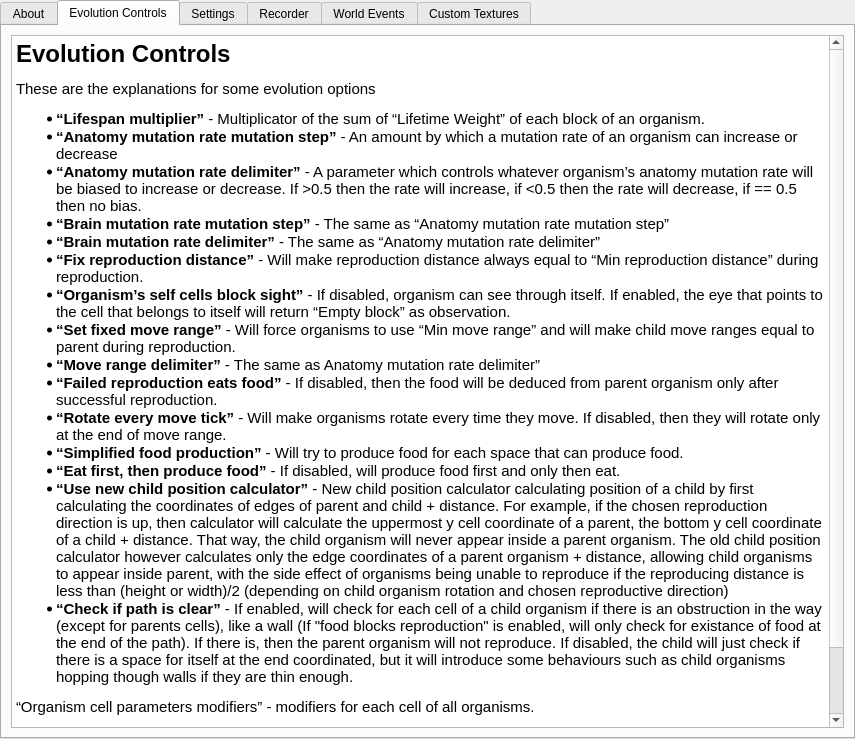
This is Source/UiFiles/info.ui in SuperSpaceEye/LifeEngineExtended as Qt 5 draws it before an edit. The edited form follows.
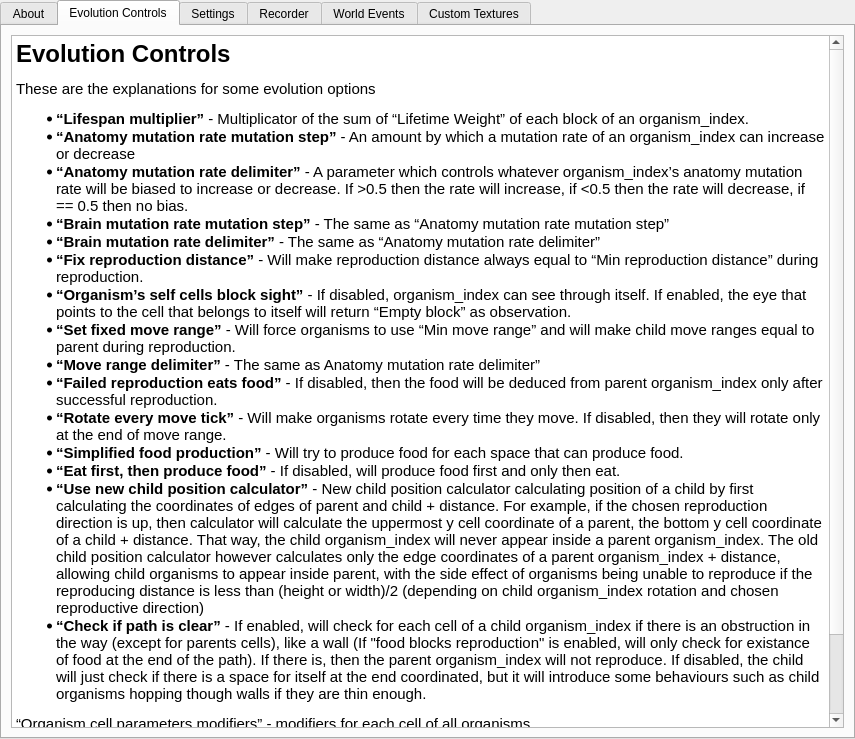
This is the edited form. The open tabs and pages were chosen to show the change.

The edit to the form file:
```diff
--- a/Source/UiFiles/info.ui
+++ b/Source/UiFiles/info.ui
@@ -106,24 +106,24 @@
 &lt;/style&gt;&lt;/head&gt;&lt;body style=&quot; font-family:'Ubuntu'; font-size:11pt; font-weight:400; font-style:normal;&quot;&gt;
 &lt;h1 style=&quot; margin-top:18px; margin-bottom:12px; margin-left:0px; margin-right:0px; -qt-block-indent:0; text-indent:0px;&quot;&gt;&lt;a name=&quot;Evolution_Controls_0&quot;&gt;&lt;/a&gt;&lt;span style=&quot; font-size:xx-large; font-weight:600;&quot;&gt;E&lt;/span&gt;&lt;span style=&quot; font-size:xx-large; font-weight:600;&quot;&gt;volution Controls&lt;/span&gt;&lt;/h1&gt;
 &lt;p style=&quot; margin-top:12px; margin-bottom:12px; margin-left:0px; margin-right:0px; -qt-block-indent:0; text-indent:0px;&quot;&gt;These are the explanations for some evolution options&lt;/p&gt;
-&lt;ul style=&quot;margin-top: 0px; margin-bottom: 0px; margin-left: 0px; margin-right: 0px; -qt-list-indent: 1;&quot;&gt;&lt;li style=&quot; margin-top:12px; margin-bottom:0px; margin-left:0px; margin-right:0px; -qt-block-indent:0; text-indent:0px;&quot;&gt;&lt;span style=&quot; font-weight:600;&quot;&gt;“Lifespan multiplier”&lt;/span&gt; - Multiplicator of the sum of “Lifetime Weight” of each block of an organism.&lt;/li&gt;
-&lt;li style=&quot; margin-top:0px; margin-bottom:0px; margin-left:0px; margin-right:0px; -qt-block-indent:0; text-indent:0px;&quot;&gt;&lt;span style=&quot; font-weight:600;&quot;&gt;“Anatomy mutation rate mutation step”&lt;/span&gt; - An amount by which a mutation rate of an organism can increase or decrease&lt;/li&gt;
-&lt;li style=&quot; margin-top:0px; margin-bottom:0px; margin-left:0px; margin-right:0px; -qt-block-indent:0; text-indent:0px;&quot;&gt;&lt;span style=&quot; font-weight:600;&quot;&gt;“Anatomy mutation rate delimiter”&lt;/span&gt; - A parameter which controls whatever organism’s anatomy mutation rate will be biased to increase or decrease. If &amp;gt;0.5 then the rate will increase, if &amp;lt;0.5 then the rate will decrease, if == 0.5 then no bias.&lt;/li&gt;
+&lt;ul style=&quot;margin-top: 0px; margin-bottom: 0px; margin-left: 0px; margin-right: 0px; -qt-list-indent: 1;&quot;&gt;&lt;li style=&quot; margin-top:12px; margin-bottom:0px; margin-left:0px; margin-right:0px; -qt-block-indent:0; text-indent:0px;&quot;&gt;&lt;span style=&quot; font-weight:600;&quot;&gt;“Lifespan multiplier”&lt;/span&gt; - Multiplicator of the sum of “Lifetime Weight” of each block of an organism_index.&lt;/li&gt;
+&lt;li style=&quot; margin-top:0px; margin-bottom:0px; margin-left:0px; margin-right:0px; -qt-block-indent:0; text-indent:0px;&quot;&gt;&lt;span style=&quot; font-weight:600;&quot;&gt;“Anatomy mutation rate mutation step”&lt;/span&gt; - An amount by which a mutation rate of an organism_index can increase or decrease&lt;/li&gt;
+&lt;li style=&quot; margin-top:0px; margin-bottom:0px; margin-left:0px; margin-right:0px; -qt-block-indent:0; text-indent:0px;&quot;&gt;&lt;span style=&quot; font-weight:600;&quot;&gt;“Anatomy mutation rate delimiter”&lt;/span&gt; - A parameter which controls whatever organism_index’s anatomy mutation rate will be biased to increase or decrease. If &amp;gt;0.5 then the rate will increase, if &amp;lt;0.5 then the rate will decrease, if == 0.5 then no bias.&lt;/li&gt;
 &lt;li style=&quot; margin-top:0px; margin-bottom:0px; margin-left:0px; margin-right:0px; -qt-block-indent:0; text-indent:0px;&quot;&gt;&lt;span style=&quot; font-weight:600;&quot;&gt;“Brain mutation rate mutation step”&lt;/span&gt; - The same as “Anatomy mutation rate mutation step”&lt;/li&gt;
 &lt;li style=&quot; margin-top:0px; margin-bottom:0px; margin-left:0px; margin-right:0px; -qt-block-indent:0; text-indent:0px;&quot;&gt;&lt;span style=&quot; font-weight:600;&quot;&gt;“Brain mutation rate delimiter”&lt;/span&gt; - The same as “Anatomy mutation rate delimiter”&lt;/li&gt;
 &lt;li style=&quot; margin-top:0px; margin-bottom:0px; margin-left:0px; margin-right:0px; -qt-block-indent:0; text-indent:0px;&quot;&gt;&lt;span style=&quot; font-weight:600;&quot;&gt;“Fix reproduction distance”&lt;/span&gt; - Will make reproduction distance always equal to “Min reproduction distance” during reproduction.&lt;/li&gt;
-&lt;li style=&quot; margin-top:0px; margin-bottom:0px; margin-left:0px; margin-right:0px; -qt-block-indent:0; text-indent:0px;&quot;&gt;&lt;span style=&quot; font-weight:600;&quot;&gt;“Organism’s self cells block sight”&lt;/span&gt; - If disabled, organism can see through itself. If enabled, the eye that points to the cell that belongs to itself will return “Empty block” as observation.&lt;/li&gt;
+&lt;li style=&quot; margin-top:0px; margin-bottom:0px; margin-left:0px; margin-right:0px; -qt-block-indent:0; text-indent:0px;&quot;&gt;&lt;span style=&quot; font-weight:600;&quot;&gt;“Organism’s self cells block sight”&lt;/span&gt; - If disabled, organism_index can see through itself. If enabled, the eye that points to the cell that belongs to itself will return “Empty block” as observation.&lt;/li&gt;
 &lt;li style=&quot; margin-top:0px; margin-bottom:0px; margin-left:0px; margin-right:0px; -qt-block-indent:0; text-indent:0px;&quot;&gt;&lt;span style=&quot; font-weight:600;&quot;&gt;“Set fixed move range”&lt;/span&gt; - Will force organisms to use “Min move range” and will make child move ranges equal to parent during reproduction.&lt;/li&gt;
 &lt;li style=&quot; margin-top:0px; margin-bottom:0px; margin-left:0px; margin-right:0px; -qt-block-indent:0; text-indent:0px;&quot;&gt;&lt;span style=&quot; font-weight:600;&quot;&gt;“Move range delimiter”&lt;/span&gt; - The same as Anatomy mutation rate delimiter”&lt;/li&gt;
-&lt;li style=&quot; margin-top:0px; margin-bottom:0px; margin-left:0px; margin-right:0px; -qt-block-indent:0; text-indent:0px;&quot;&gt;&lt;span style=&quot; font-weight:600;&quot;&gt;“Failed reproduction eats food”&lt;/span&gt; - If disabled, then the food will be deduced from parent organism only after successful reproduction.&lt;/li&gt;
+&lt;li style=&quot; margin-top:0px; margin-bottom:0px; margin-left:0px; margin-right:0px; -qt-block-indent:0; text-indent:0px;&quot;&gt;&lt;span style=&quot; font-weight:600;&quot;&gt;“Failed reproduction eats food”&lt;/span&gt; - If disabled, then the food will be deduced from parent organism_index only after successful reproduction.&lt;/li&gt;
 &lt;li style=&quot; margin-top:0px; margin-bottom:0px; margin-left:0px; margin-right:0px; -qt-block-indent:0; text-indent:0px;&quot;&gt;&lt;span style=&quot; font-weight:600;&quot;&gt;“Rotate every move tick”&lt;/span&gt; - Will make organisms rotate every time they move. If disabled, then they will rotate only at the end of move range.&lt;/li&gt;
 &lt;li style=&quot; margin-top:0px; margin-bottom:0px; margin-left:0px; margin-right:0px; -qt-block-indent:0; text-indent:0px;&quot;&gt;&lt;span style=&quot; font-weight:600;&quot;&gt;“Simplified food production”&lt;/span&gt; - Will try to produce food for each space that can produce food.&lt;/li&gt;
 &lt;li style=&quot; margin-top:0px; margin-bottom:0px; margin-left:0px; margin-right:0px; -qt-block-indent:0; text-indent:0px;&quot;&gt;&lt;span style=&quot; font-weight:600;&quot;&gt;“Eat first, then produce food”&lt;/span&gt; - If disabled, will produce food first and only then eat.&lt;/li&gt;
-&lt;li style=&quot; margin-top:0px; margin-bottom:0px; margin-left:0px; margin-right:0px; -qt-block-indent:0; text-indent:0px;&quot;&gt;&lt;span style=&quot; font-weight:600;&quot;&gt;“Use new child position calculator”&lt;/span&gt; - New child position calculator calculating position of a child by first calculating the coordinates of edges of parent and child + distance. For example, if the chosen reproduction direction is up, then calculator will calculate the uppermost y cell coordinate of a parent, the bottom y cell coordinate of a child + distance. That way, the child organism will never appear inside a parent organism. The old child position calculator however calculates only the edge coordinates of a parent organism + distance, allowing child organisms to appear inside parent, with the side effect of organisms being unable to reproduce if the reproducing distance is less than (height or width)/2 (depending on child organism rotation and chosen reproductive direction)&lt;/li&gt;
-&lt;li style=&quot; margin-top:0px; margin-bottom:12px; margin-left:0px; margin-right:0px; -qt-block-indent:0; text-indent:0px;&quot;&gt;&lt;span style=&quot; font-weight:600;&quot;&gt;“Check if path is clear”&lt;/span&gt; - If enabled, will check for each cell of a child organism if there is an obstruction in the way (except for parents cells), like a wall (If &amp;quot;food blocks reproduction&amp;quot; is enabled, will only check for existance of food at the end of the path). If there is, then the parent organism will not reproduce. If disabled, the child will just check if there is a space for itself at the end coordinated, but it will introduce some behaviours such as child organisms hopping though walls if they are thin enough.&lt;/li&gt;&lt;/ul&gt;
+&lt;li style=&quot; margin-top:0px; margin-bottom:0px; margin-left:0px; margin-right:0px; -qt-block-indent:0; text-indent:0px;&quot;&gt;&lt;span style=&quot; font-weight:600;&quot;&gt;“Use new child position calculator”&lt;/span&gt; - New child position calculator calculating position of a child by first calculating the coordinates of edges of parent and child + distance. For example, if the chosen reproduction direction is up, then calculator will calculate the uppermost y cell coordinate of a parent, the bottom y cell coordinate of a child + distance. That way, the child organism_index will never appear inside a parent organism_index. The old child position calculator however calculates only the edge coordinates of a parent organism_index + distance, allowing child organisms to appear inside parent, with the side effect of organisms being unable to reproduce if the reproducing distance is less than (height or width)/2 (depending on child organism_index rotation and chosen reproductive direction)&lt;/li&gt;
+&lt;li style=&quot; margin-top:0px; margin-bottom:12px; margin-left:0px; margin-right:0px; -qt-block-indent:0; text-indent:0px;&quot;&gt;&lt;span style=&quot; font-weight:600;&quot;&gt;“Check if path is clear”&lt;/span&gt; - If enabled, will check for each cell of a child organism_index if there is an obstruction in the way (except for parents cells), like a wall (If &amp;quot;food blocks reproduction&amp;quot; is enabled, will only check for existance of food at the end of the path). If there is, then the parent organism_index will not reproduce. If disabled, the child will just check if there is a space for itself at the end coordinated, but it will introduce some behaviours such as child organisms hopping though walls if they are thin enough.&lt;/li&gt;&lt;/ul&gt;
 &lt;p style=&quot; margin-top:12px; margin-bottom:12px; margin-left:0px; margin-right:0px; -qt-block-indent:0; text-indent:0px;&quot;&gt;“Organism cell parameters modifiers” - modifiers for each cell of all organisms.&lt;/p&gt;
-&lt;ul style=&quot;margin-top: 0px; margin-bottom: 0px; margin-left: 0px; margin-right: 0px; -qt-list-indent: 1;&quot;&gt;&lt;li style=&quot; margin-top:12px; margin-bottom:0px; margin-left:0px; margin-right:0px; -qt-block-indent:0; text-indent:0px;&quot;&gt;&lt;span style=&quot; font-weight:600;&quot;&gt;“Life point”&lt;/span&gt; - The amount of life points this cell will give to organism&lt;/li&gt;
-&lt;li style=&quot; margin-top:0px; margin-bottom:0px; margin-left:0px; margin-right:0px; -qt-block-indent:0; text-indent:0px;&quot;&gt;&lt;span style=&quot; font-weight:600;&quot;&gt;“Lifetime weight”&lt;/span&gt; - The amount of lifetime this cell will give to organism&lt;/li&gt;
+&lt;ul style=&quot;margin-top: 0px; margin-bottom: 0px; margin-left: 0px; margin-right: 0px; -qt-list-indent: 1;&quot;&gt;&lt;li style=&quot; margin-top:12px; margin-bottom:0px; margin-left:0px; margin-right:0px; -qt-block-indent:0; text-indent:0px;&quot;&gt;&lt;span style=&quot; font-weight:600;&quot;&gt;“Life point”&lt;/span&gt; - The amount of life points this cell will give to organism_index&lt;/li&gt;
+&lt;li style=&quot; margin-top:0px; margin-bottom:0px; margin-left:0px; margin-right:0px; -qt-block-indent:0; text-indent:0px;&quot;&gt;&lt;span style=&quot; font-weight:600;&quot;&gt;“Lifetime weight”&lt;/span&gt; - The amount of lifetime this cell will give to organism_index&lt;/li&gt;
 &lt;li style=&quot; margin-top:0px; margin-bottom:12px; margin-left:0px; margin-right:0px; -qt-block-indent:0; text-indent:0px;&quot;&gt;&lt;span style=&quot; font-weight:600;&quot;&gt;“Chance Weight”&lt;/span&gt; - Controls how likely this cell will be picked during reproduction compared to others. If 0, the cell will never get picked.&lt;/li&gt;&lt;/ul&gt;&lt;/body&gt;&lt;/html&gt;</string>
          </property>
         </widget>
```
Left out of the diff: 4 changed lines with no effect on the pictures.
